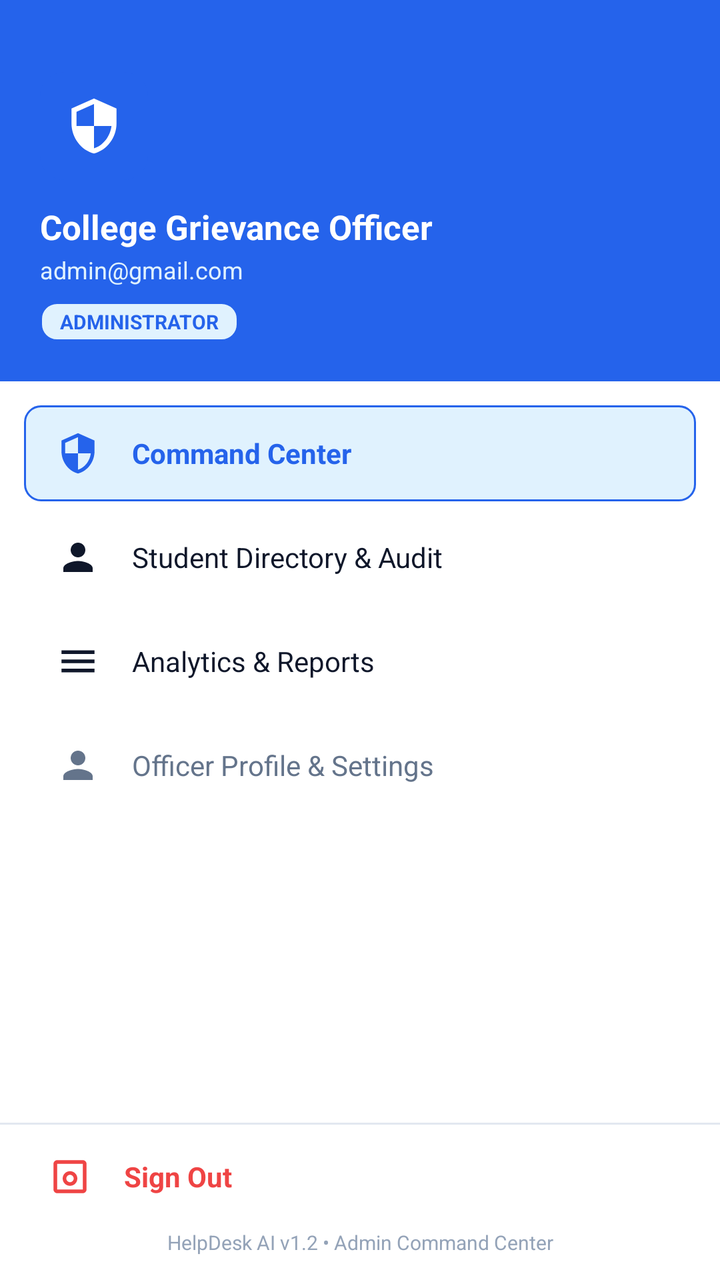
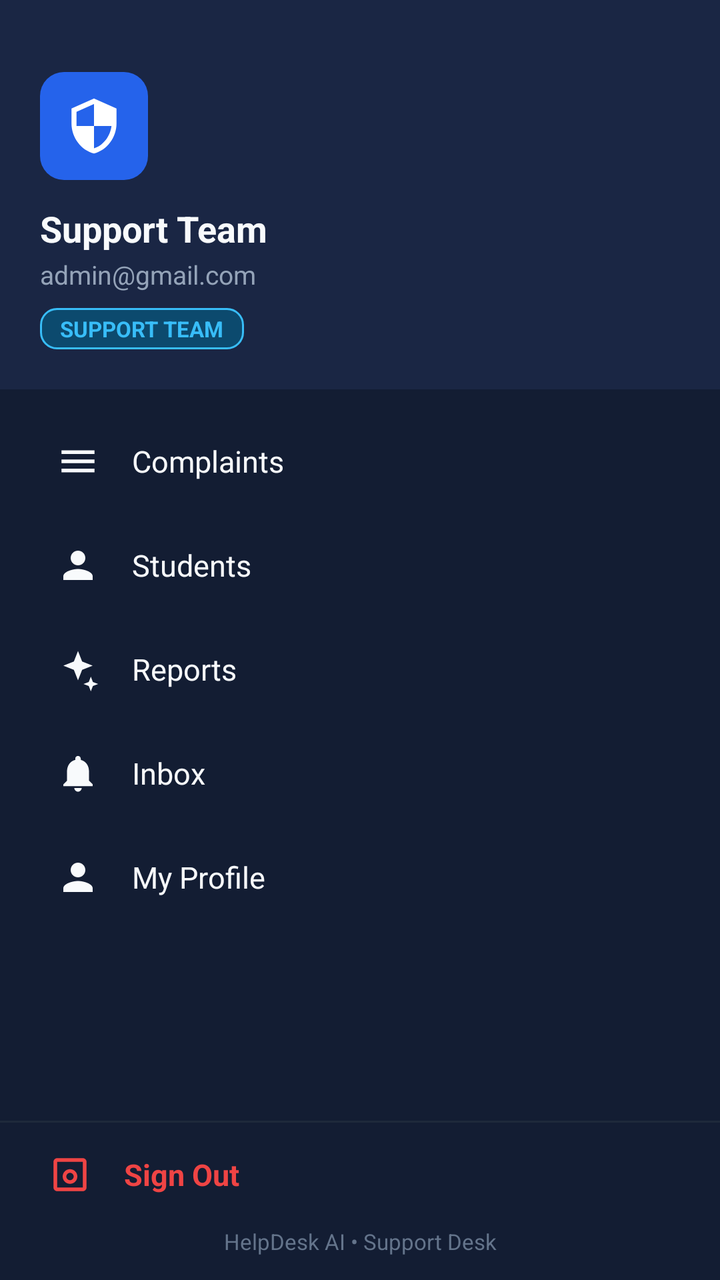

Screens rendered from an Android XML layout before and after an edit, with the pre-edit source and the edit as a unified diff.
<!-- AndroidManifest.xml: application theme Theme.Helpdeskai -->
<!-- res/layout/layout_admin_drawer.xml -->
<?xml version="1.0" encoding="utf-8"?>
<LinearLayout xmlns:android="http://schemas.android.com/apk/res/android"
    xmlns:app="http://schemas.android.com/apk/res-auto"
    android:id="@+id/nav_drawer_admin"
    android:layout_width="300dp"
    android:layout_height="match_parent"
    android:layout_gravity="start"
    android:background="@color/surface_card"
    android:clickable="true"
    android:focusable="true"
    android:fitsSystemWindows="true"
    android:orientation="vertical">

    
    <LinearLayout
        android:layout_width="match_parent"
        android:layout_height="wrap_content"
        android:background="@color/primary"
        android:orientation="vertical"
        android:paddingHorizontal="20dp"
        android:paddingTop="36dp"
        android:paddingBottom="20dp">

        <ImageView
            android:layout_width="54dp"
            android:layout_height="54dp"
            android:background="@drawable/bg_button_primary"
            android:padding="12dp"
            android:src="@drawable/ic_admin"
            app:tint="@color/white" />

        <TextView
            android:id="@+id/tv_admin_drawer_name"
            android:layout_width="wrap_content"
            android:layout_height="wrap_content"
            android:layout_marginTop="12dp"
            android:text="College Grievance Officer"
            android:textColor="@color/white"
            android:textSize="17sp"
            android:textStyle="bold" />

        <TextView
            android:id="@+id/tv_admin_drawer_email"
            android:layout_width="wrap_content"
            android:layout_height="wrap_content"
            android:layout_marginTop="2dp"
            android:text="admin@gmail.com"
            android:textColor="@color/primary_light"
            android:textSize="12sp" />

        <TextView
            android:layout_width="wrap_content"
            android:layout_height="wrap_content"
            android:layout_marginTop="8dp"
            android:background="@drawable/bg_badge_progress"
            android:paddingHorizontal="10dp"
            android:paddingVertical="3dp"
            android:text="ADMINISTRATOR"
            android:textColor="@color/primary"
            android:textSize="10sp"
            android:textStyle="bold" />
    </LinearLayout>

    
    <ScrollView
        android:layout_width="match_parent"
        android:layout_height="0dp"
        android:layout_weight="1"
        android:paddingVertical="12dp">

        <LinearLayout
            android:layout_width="match_parent"
            android:layout_height="wrap_content"
            android:orientation="vertical"
            android:paddingHorizontal="12dp">

            
            <LinearLayout
                android:id="@+id/nav_admin_item_cmd"
                android:layout_width="match_parent"
                android:layout_height="48dp"
                android:background="@drawable/bg_badge_progress"
                android:clickable="true"
                android:focusable="true"
                android:foreground="?attr/selectableItemBackground"
                android:gravity="center_vertical"
                android:orientation="horizontal"
                android:paddingHorizontal="16dp">

                <ImageView
                    android:layout_width="22dp"
                    android:layout_height="22dp"
                    android:src="@drawable/ic_admin"
                    app:tint="@color/primary" />

                <TextView
                    android:layout_width="0dp"
                    android:layout_height="wrap_content"
                    android:layout_marginStart="16dp"
                    android:layout_weight="1"
                    android:text="Command Center"
                    android:textColor="@color/primary"
                    android:textSize="14sp"
                    android:textStyle="bold" />
            </LinearLayout>

            
            <LinearLayout
                android:id="@+id/nav_admin_item_students"
                android:layout_width="match_parent"
                android:layout_height="48dp"
                android:layout_marginTop="4dp"
                android:background="?attr/selectableItemBackground"
                android:clickable="true"
                android:focusable="true"
                android:gravity="center_vertical"
                android:orientation="horizontal"
                android:paddingHorizontal="16dp">

                <ImageView
                    android:layout_width="22dp"
                    android:layout_height="22dp"
                    android:src="@drawable/ic_profile"
                    app:tint="@color/text_primary" />

                <TextView
                    android:layout_width="0dp"
                    android:layout_height="wrap_content"
                    android:layout_marginStart="16dp"
                    android:layout_weight="1"
                    android:text="Student Directory &amp; Audit"
                    android:textColor="@color/text_primary"
                    android:textSize="14sp" />
            </LinearLayout>

            
            <LinearLayout
                android:id="@+id/nav_admin_item_analytics"
                android:layout_width="match_parent"
                android:layout_height="48dp"
                android:layout_marginTop="4dp"
                android:background="?attr/selectableItemBackground"
                android:clickable="true"
                android:focusable="true"
                android:gravity="center_vertical"
                android:orientation="horizontal"
                android:paddingHorizontal="16dp">

                <ImageView
                    android:layout_width="22dp"
                    android:layout_height="22dp"
                    android:src="@drawable/ic_menu"
                    app:tint="@color/text_primary" />

                <TextView
                    android:layout_width="0dp"
                    android:layout_height="wrap_content"
                    android:layout_marginStart="16dp"
                    android:layout_weight="1"
                    android:text="Analytics &amp; Reports"
                    android:textColor="@color/text_primary"
                    android:textSize="14sp" />
            </LinearLayout>

            
            <LinearLayout
                android:id="@+id/nav_admin_item_settings"
                android:layout_width="match_parent"
                android:layout_height="48dp"
                android:layout_marginTop="4dp"
                android:background="?attr/selectableItemBackground"
                android:clickable="true"
                android:focusable="true"
                android:gravity="center_vertical"
                android:orientation="horizontal"
                android:paddingHorizontal="16dp">

                <ImageView
                    android:layout_width="22dp"
                    android:layout_height="22dp"
                    android:src="@drawable/ic_profile"
                    app:tint="@color/text_secondary" />

                <TextView
                    android:layout_width="0dp"
                    android:layout_height="wrap_content"
                    android:layout_marginStart="16dp"
                    android:layout_weight="1"
                    android:text="Officer Profile &amp; Settings"
                    android:textColor="@color/text_secondary"
                    android:textSize="14sp" />
            </LinearLayout>

        </LinearLayout>
    </ScrollView>

    
    <View
        android:layout_width="match_parent"
        android:layout_height="1dp"
        android:background="@color/divider" />

    <LinearLayout
        android:id="@+id/nav_admin_item_logout"
        android:layout_width="match_parent"
        android:layout_height="52dp"
        android:background="?attr/selectableItemBackground"
        android:clickable="true"
        android:focusable="true"
        android:gravity="center_vertical"
        android:orientation="horizontal"
        android:paddingHorizontal="24dp">

        <ImageView
            android:layout_width="22dp"
            android:layout_height="22dp"
            android:src="@drawable/ic_empty_box"
            app:tint="@color/status_rejected" />

        <TextView
            android:layout_width="0dp"
            android:layout_height="wrap_content"
            android:layout_marginStart="16dp"
            android:layout_weight="1"
            android:text="Sign Out"
            android:textColor="@color/status_rejected"
            android:textSize="14sp"
            android:textStyle="bold" />
    </LinearLayout>

    <TextView
        android:layout_width="match_parent"
        android:layout_height="wrap_content"
        android:gravity="center"
        android:paddingBottom="12dp"
        android:text="HelpDesk AI v1.2 • Admin Command Center"
        android:textColor="@color/text_muted"
        android:textSize="10sp" />
</LinearLayout>
<!-- resources referenced by this layout -->
<resources>
  <color name="divider">#E2E8F0</color>
  <color name="primary">#2563EB</color>
  <color name="primary_light">#E0F2FE</color>
  <color name="status_rejected">#EF4444</color>
  <color name="surface_card">#FFFFFF</color>
  <color name="text_muted">#94A3B8</color>
  <color name="text_primary">#0F172A</color>
  <color name="text_secondary">#64748B</color>
  <color name="white">#FFFFFF</color>
  <!-- drawable bg_button_primary (drawable) -->
  <?xml version="1.0" encoding="utf-8"?>
  <ripple xmlns:android="http://schemas.android.com/apk/res/android"
      android:color="#33FFFFFF">
      <item>
          <shape android:shape="rectangle">
              <solid android:color="@color/primary" />
              <corners android:radius="12dp" />
          </shape>
      </item>
  </ripple>
  <!-- drawable ic_admin (drawable) -->
  <vector xmlns:android="http://schemas.android.com/apk/res/android"
      android:width="48dp"
      android:height="48dp"
      android:viewportWidth="24"
      android:viewportHeight="24">
      
      <path
          android:fillColor="#0D9488"
          android:pathData="M12,1L3,5v6c0,5.55 3.84,10.74 9,12 5.16,-1.26 9,-6.45 9,-12V5l-9,-4zM12,11.99h7c-0.53,4.12 -3.28,7.79 -7,8.94V12H5V6.3l7,-3.11v8.8z" />
  </vector>
  <!-- drawable ic_menu (drawable) -->
  <?xml version="1.0" encoding="utf-8"?>
  <vector xmlns:android="http://schemas.android.com/apk/res/android"
      android:width="24dp"
      android:height="24dp"
      android:viewportWidth="24"
      android:viewportHeight="24">
      <path
          android:fillColor="#FFFFFFFF"
          android:pathData="M3,18h18v-2L3,16v2zM3,13h18v-2L3,11v2zM3,6v2h18L21,6L3,6z" />
  </vector>
  <style name="Theme.Helpdeskai" parent="Base.Theme.Helpdeskai" />
  <color name="status_in_progress_bg">#E0F2FE</color>
  <color name="status_in_progress">#2563EB</color>
  <style name="Base.Theme.Helpdeskai" parent="Theme.Material3.DayNight.NoActionBar">
          
          <item name="colorPrimary">@color/primary</item>
          <item name="colorPrimaryDark">@color/primary_dark</item>
          <item name="colorSecondary">@color/accent</item>
          <item name="android:statusBarColor">@color/primary</item>
          <item name="android:windowLightStatusBar" tools:targetApi="m">false</item>
          <item name="android:windowBackground">@color/bg_light</item>
      </style>
  <color name="primary_dark">#1D4ED8</color>
  <color name="accent">#0EA5E9</color>
  <color name="bg_light">#F8FAFC</color>
  <!-- unchanged entries left out for length: 3 -->
</resources>

<!-- the commit's change to res/layout/layout_admin_drawer.xml (unified diff, before → after) -->
@@ -15,7 +15,7 @@
     <LinearLayout
         android:layout_width="match_parent"
         android:layout_height="wrap_content"
-        android:background="@color/primary"
+        android:background="@color/surface_card_alt"
         android:orientation="vertical"
         android:paddingHorizontal="20dp"
         android:paddingTop="36dp"
@@ -34,9 +34,9 @@
             android:layout_width="wrap_content"
             android:layout_height="wrap_content"
             android:layout_marginTop="12dp"
-            android:text="College Grievance Officer"
-            android:textColor="@color/white"
-            android:textSize="17sp"
+            android:text="Support Team"
+            android:textColor="@color/text_primary"
+            android:textSize="18sp"
             android:textStyle="bold" />
 
         <TextView
@@ -45,8 +45,8 @@
             android:layout_height="wrap_content"
             android:layout_marginTop="2dp"
             android:text="admin@gmail.com"
-            android:textColor="@color/primary_light"
-            android:textSize="12sp" />
+            android:textColor="@color/text_secondary"
+            android:textSize="13sp" />
 
         <TextView
             android:layout_width="wrap_content"
@@ -55,9 +55,9 @@
             android:background="@drawable/bg_badge_progress"
             android:paddingHorizontal="10dp"
             android:paddingVertical="3dp"
-            android:text="ADMINISTRATOR"
-            android:textColor="@color/primary"
-            android:textSize="10sp"
+            android:text="SUPPORT TEAM"
+            android:textColor="@color/status_in_progress"
+            android:textSize="11sp"
             android:textStyle="bold" />
     </LinearLayout>
 
@@ -76,32 +76,30 @@
 
             
             <LinearLayout
-                android:id="@+id/nav_admin_item_cmd"
-                android:layout_width="match_parent"
-                android:layout_height="48dp"
-                android:background="@drawable/bg_badge_progress"
-                android:clickable="true"
-                android:focusable="true"
-                android:foreground="?attr/selectableItemBackground"
-                android:gravity="center_vertical"
-                android:orientation="horizontal"
-                android:paddingHorizontal="16dp">
-
-                <ImageView
-                    android:layout_width="22dp"
-                    android:layout_height="22dp"
-                    android:src="@drawable/ic_admin"
-                    app:tint="@color/primary" />
-
-                <TextView
-                    android:layout_width="0dp"
-                    android:layout_height="wrap_content"
-                    android:layout_marginStart="16dp"
-                    android:layout_weight="1"
-                    android:text="Command Center"
-                    android:textColor="@color/primary"
-                    android:textSize="14sp"
-                    android:textStyle="bold" />
+                android:id="@+id/nav_admin_item_complaints"
+                android:layout_width="match_parent"
+                android:layout_height="48dp"
+                android:background="?attr/selectableItemBackground"
+                android:clickable="true"
+                android:focusable="true"
+                android:gravity="center_vertical"
+                android:orientation="horizontal"
+                android:paddingHorizontal="16dp">
+
+                <ImageView
+                    android:layout_width="22dp"
+                    android:layout_height="22dp"
+                    android:src="@drawable/ic_menu"
+                    app:tint="@color/text_primary" />
+
+                <TextView
+                    android:layout_width="0dp"
+                    android:layout_height="wrap_content"
+                    android:layout_marginStart="16dp"
+                    android:layout_weight="1"
+                    android:text="Complaints"
+                    android:textColor="@color/text_primary"
+                    android:textSize="15sp" />
             </LinearLayout>
 
             
@@ -128,9 +126,9 @@
                     android:layout_height="wrap_content"
                     android:layout_marginStart="16dp"
                     android:layout_weight="1"
-                    android:text="Student Directory &amp; Audit"
-                    android:textColor="@color/text_primary"
-                    android:textSize="14sp" />
+                    android:text="Students"
+                    android:textColor="@color/text_primary"
+                    android:textSize="15sp" />
             </LinearLayout>
 
             
@@ -149,17 +147,46 @@
                 <ImageView
                     android:layout_width="22dp"
                     android:layout_height="22dp"
-                    android:src="@drawable/ic_menu"
-                    app:tint="@color/text_primary" />
-
-                <TextView
-                    android:layout_width="0dp"
-                    android:layout_height="wrap_content"
-                    android:layout_marginStart="16dp"
-                    android:layout_weight="1"
-                    android:text="Analytics &amp; Reports"
-                    android:textColor="@color/text_primary"
-                    android:textSize="14sp" />
+                    android:src="@drawable/ic_sparkle"
+                    app:tint="@color/text_primary" />
+
+                <TextView
+                    android:layout_width="0dp"
+                    android:layout_height="wrap_content"
+                    android:layout_marginStart="16dp"
+                    android:layout_weight="1"
+                    android:text="Reports"
+                    android:textColor="@color/text_primary"
+                    android:textSize="15sp" />
+            </LinearLayout>
+
+            
+            <LinearLayout
+                android:id="@+id/nav_admin_item_notifications"
+                android:layout_width="match_parent"
+                android:layout_height="48dp"
+                android:layout_marginTop="4dp"
+                android:background="?attr/selectableItemBackground"
+                android:clickable="true"
+                android:focusable="true"
+                android:gravity="center_vertical"
+                android:orientation="horizontal"
+                android:paddingHorizontal="16dp">
+
+                <ImageView
+                    android:layout_width="22dp"
+                    android:layout_height="22dp"
+                    android:src="@drawable/ic_notification"
+                    app:tint="@color/text_primary" />
+
+                <TextView
+                    android:layout_width="0dp"
+                    android:layout_height="wrap_content"
+                    android:layout_marginStart="16dp"
+                    android:layout_weight="1"
+                    android:text="Inbox"
+                    android:textColor="@color/text_primary"
+                    android:textSize="15sp" />
             </LinearLayout>
 
             
@@ -179,16 +206,16 @@
                     android:layout_width="22dp"
                     android:layout_height="22dp"
                     android:src="@drawable/ic_profile"
-                    app:tint="@color/text_secondary" />
-
-                <TextView
-                    android:layout_width="0dp"
-                    android:layout_height="wrap_content"
-                    android:layout_marginStart="16dp"
-                    android:layout_weight="1"
-                    android:text="Officer Profile &amp; Settings"
-                    android:textColor="@color/text_secondary"
-                    android:textSize="14sp" />
+                    app:tint="@color/text_primary" />
+
+                <TextView
+                    android:layout_width="0dp"
+                    android:layout_height="wrap_content"
+                    android:layout_marginStart="16dp"
+                    android:layout_weight="1"
+                    android:text="My Profile"
+                    android:textColor="@color/text_primary"
+                    android:textSize="15sp" />
             </LinearLayout>
 
         </LinearLayout>
@@ -224,7 +251,7 @@
             android:layout_weight="1"
             android:text="Sign Out"
             android:textColor="@color/status_rejected"
-            android:textSize="14sp"
+            android:textSize="15sp"
             android:textStyle="bold" />
     </LinearLayout>
 
@@ -233,7 +260,7 @@
         android:layout_height="wrap_content"
         android:gravity="center"
         android:paddingBottom="12dp"
-        android:text="HelpDesk AI v1.2 • Admin Command Center"
+        android:text="HelpDesk AI • Support Desk"
         android:textColor="@color/text_muted"
-        android:textSize="10sp" />
+        android:textSize="11sp" />
 </LinearLayout>
<!-- resource entries referenced after the edit -->
@@ -1,13 +1,13 @@
 <!-- resources referenced by this layout -->
 <resources>
-  <color name="divider">#E2E8F0</color>
+  <color name="divider">#1E293B</color>
   <color name="primary">#2563EB</color>
-  <color name="primary_light">#E0F2FE</color>
   <color name="status_rejected">#EF4444</color>
-  <color name="surface_card">#FFFFFF</color>
-  <color name="text_muted">#94A3B8</color>
-  <color name="text_primary">#0F172A</color>
-  <color name="text_secondary">#64748B</color>
+  <color name="surface_card">#131D33</color>
+  <color name="surface_card_alt">#1A2644</color>
+  <color name="text_muted">#64748B</color>
+  <color name="text_primary">#F8FAFC</color>
+  <color name="text_secondary">#94A3B8</color>
   <color name="white">#FFFFFF</color>
   <!-- drawable bg_button_primary (drawable) -->
   <?xml version="1.0" encoding="utf-8"?>
@@ -42,21 +42,50 @@
           android:fillColor="#FFFFFFFF"
           android:pathData="M3,18h18v-2L3,16v2zM3,13h18v-2L3,11v2zM3,6v2h18L21,6L3,6z" />
   </vector>
+  <!-- drawable ic_notification (drawable) -->
+  <vector xmlns:android="http://schemas.android.com/apk/res/android"
+      android:width="24dp"
+      android:height="24dp"
+      android:viewportWidth="24"
+      android:viewportHeight="24">
+      <path
+          android:fillColor="@color/white"
+          android:pathData="M12,22c1.1,0 2,-0.9 2,-2h-4c0,1.1 0.9,2 2,2zM18,16v-5c0,-3.07 -1.63,-5.64 -4.5,-6.32V4c0,-0.83 -0.67,-1.5 -1.5,-1.5s-1.5,0.67 -1.5,1.5v0.68C7.64,5.36 6,7.92 6,11v5l-2,2v1h16v-1l-2,-2z" />
+  </vector>
+  <!-- drawable ic_sparkle (drawable) -->
+  <vector xmlns:android="http://schemas.android.com/apk/res/android"
+      android:width="24dp"
+      android:height="24dp"
+      android:viewportWidth="24"
+      android:viewportHeight="24">
+      <path
+          android:fillColor="#0D9488"
+          android:pathData="M12,2L14.25,7.75L20,10L14.25,12.25L12,18L9.75,12.25L4,10L9.75,7.75L12,2zM19,16L20.12,18.88L23,20L20.12,21.12L19,24L17.88,21.12L15,20L17.88,18.88L19,16z" />
+  </vector>
   <style name="Theme.Helpdeskai" parent="Base.Theme.Helpdeskai" />
-  <color name="status_in_progress_bg">#E0F2FE</color>
-  <color name="status_in_progress">#2563EB</color>
+  <color name="status_in_progress_bg">#0C4A6E</color>
+  <color name="status_in_progress">#38BDF8</color>
   <style name="Base.Theme.Helpdeskai" parent="Theme.Material3.DayNight.NoActionBar">
-          
           <item name="colorPrimary">@color/primary</item>
-          <item name="colorPrimaryDark">@color/primary_dark</item>
+          <item name="colorPrimaryDark">@color/bg_light</item>
           <item name="colorSecondary">@color/accent</item>
-          <item name="android:statusBarColor">@color/primary</item>
+          <item name="android:statusBarColor">@color/bg_light</item>
           <item name="android:windowLightStatusBar" tools:targetApi="m">false</item>
           <item name="android:windowBackground">@color/bg_light</item>
+          <item name="colorSurface">@color/surface_card</item>
+          <item name="colorOnSurface">@color/text_primary</item>
+          <item name="chipStyle">@style/Widget.HelpDesk.Chip</item>
       </style>
-  <color name="primary_dark">#1D4ED8</color>
-  <color name="accent">#0EA5E9</color>
-  <color name="bg_light">#F8FAFC</color>
+  <color name="accent">#38BDF8</color>
+  <style name="Widget.HelpDesk.Chip" parent="Widget.MaterialComponents.Chip.Filter">
+          <item name="android:textColor">@color/chip_text_selector</item>
+          <item name="chipBackgroundColor">@color/chip_background_selector</item>
+          <item name="chipStrokeColor">@color/chip_stroke_selector</item>
+          <item name="chipStrokeWidth">1dp</item>
+          <item name="checkedIconTint">@color/white</item>
+          <item name="chipCornerRadius">8dp</item>
+      </style>
+  <color name="bg_light">#0B1120</color>
   <!-- unchanged entries left out for length: 3 -->
 </resources>
 
